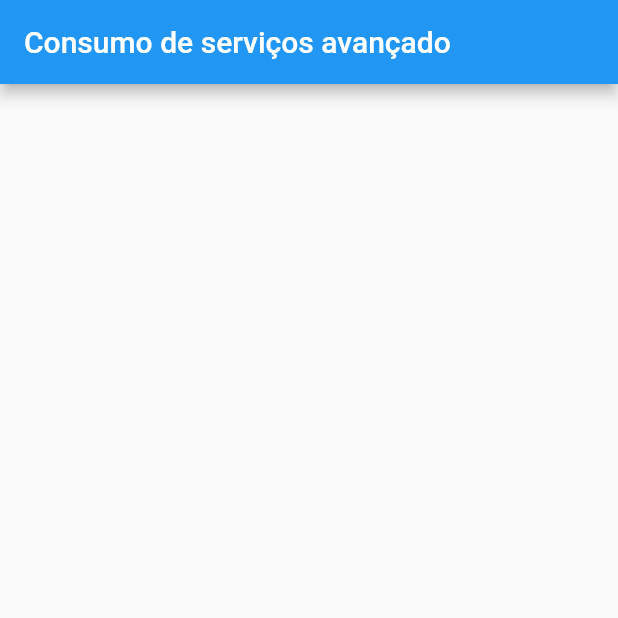
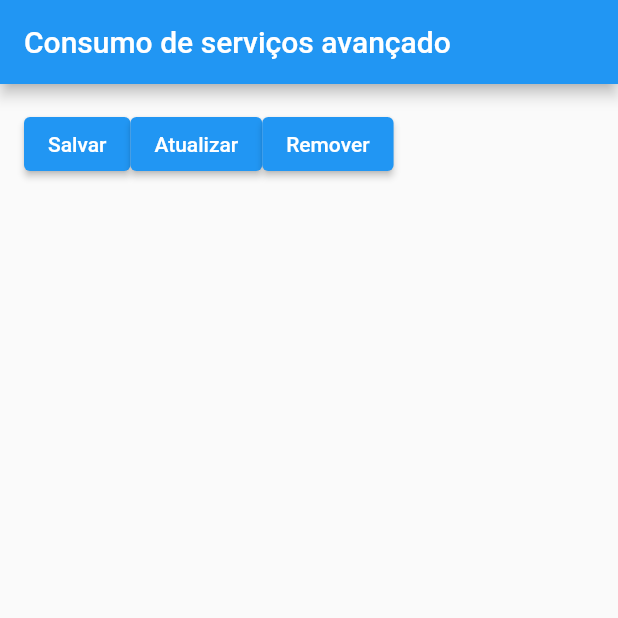
Before and after one commit to Lukerabr/consumo_avancado_servico, a Flutter app: the screen it shows after launch, on a phone screen of 412 x 824 dp, the top half of it. Run offline on Flutter 3.47's test engine with Material 2 defaults, Android fonts, the phone set to English and light mode, and no system bars; network calls fail.

```diff
--- a/lib/Home.dart
+++ b/lib/Home.dart
@@ -26,7 +26,7 @@ class _HomeState extends State<Home> {
     List<Post> postagens = [];
 
     for(var post in dadosJson){
-      print("post: " + post["title"]);
+      //print("post: " + post["title"]);
       Post p = Post(post["userId"], post["id"], post["title"], post["body"]);
       postagens.add(p);
     }
@@ -36,15 +36,72 @@ class _HomeState extends State<Home> {
 
   }
 
+  _post() async {
+
+    var corpo = json.encode(
+        {
+          "userId": 120,
+          "id": null,
+          "title": "Titulo",
+          "body": "Corpo da postagem"
+        }
+    );
+    http.Response response = await http.post(
+      Uri.parse(_urlBase + "/posts"),
+      headers: {
+        'Content-type': 'application/json; charset=UTF-8',
+      },
+      body: corpo
+    );
+
+  print("Resposta: ${response.statusCode}");
+  print("resposta: ${response.body}");
+
+  }
+
+  _put(){
+
+  }
+
+  _patch(){
+
+  }
+
+  _delete(){
+
+  }
+
+
   @override
   Widget build(BuildContext context) {
     return Scaffold(
       appBar: AppBar(
         title: Text("Consumo de serviços avançado"),
       ),
-      body: FutureBuilder<List<Post>>(
+      body: Container(
+        padding: EdgeInsets.all(16),
+        child: Column(
+          children: <Widget>[
+            Row(
+              children: <Widget>[
+                ElevatedButton(
+                    onPressed: _post,
+                    child: Text("Salvar")
+                ),
+                ElevatedButton(
+                    onPressed: _post,
+                    child: Text("Atualizar")
+                ),
+                ElevatedButton(
+                    onPressed: _post,
+                    child: Text("Remover")
+                )
+              ],
+            ),
+            Expanded(
+                child: FutureBuilder<List<Post>>(
                   future: _recuperarPostagens(),
-        builder: (contex, snapshot){
+                  builder: (context, snapshot){
 
                     switch(snapshot.connectionState){
                       case ConnectionState.none:
@@ -57,7 +114,6 @@ class _HomeState extends State<Home> {
                         if(snapshot.hasError){
                           print("Lista: Erro ao carregar!");
                         }else{
-                print("Lista: Carregou!");
                           return ListView.builder(
                               itemCount: snapshot.data!.length,
                               itemBuilder: (context, index){
@@ -77,6 +133,10 @@ class _HomeState extends State<Home> {
                     return Container();
                   },
                 ),
+            )
+          ],
+        ),
+      ),
     );
   }
 }
```
Lines whose indentation alone changed are shown as unchanged.
